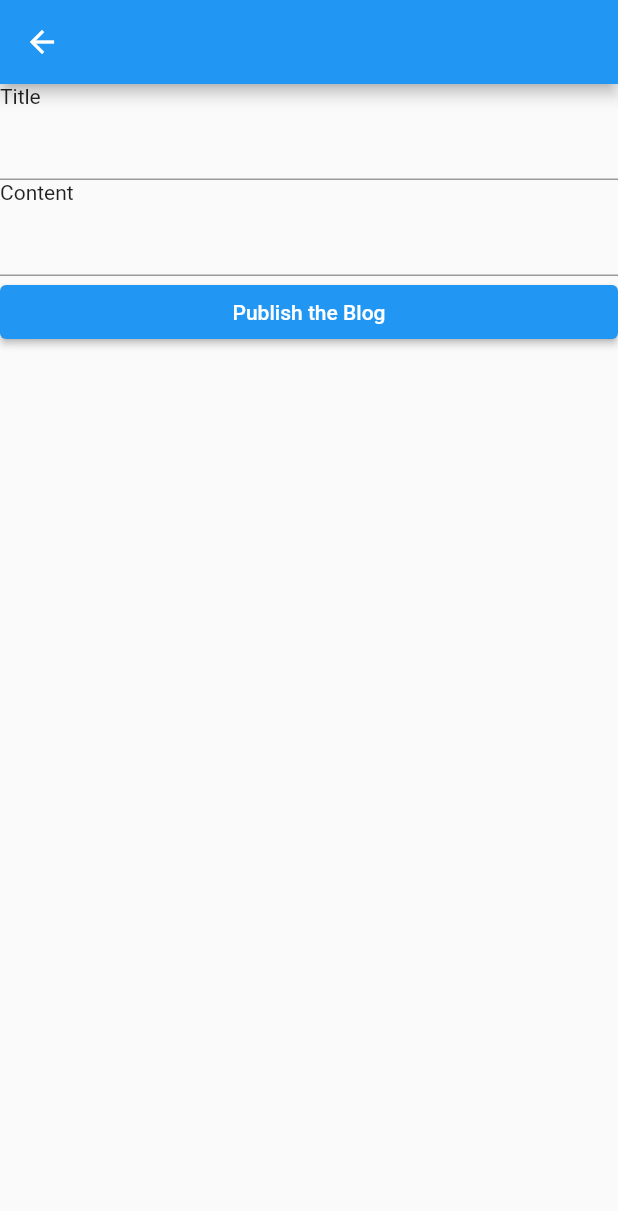
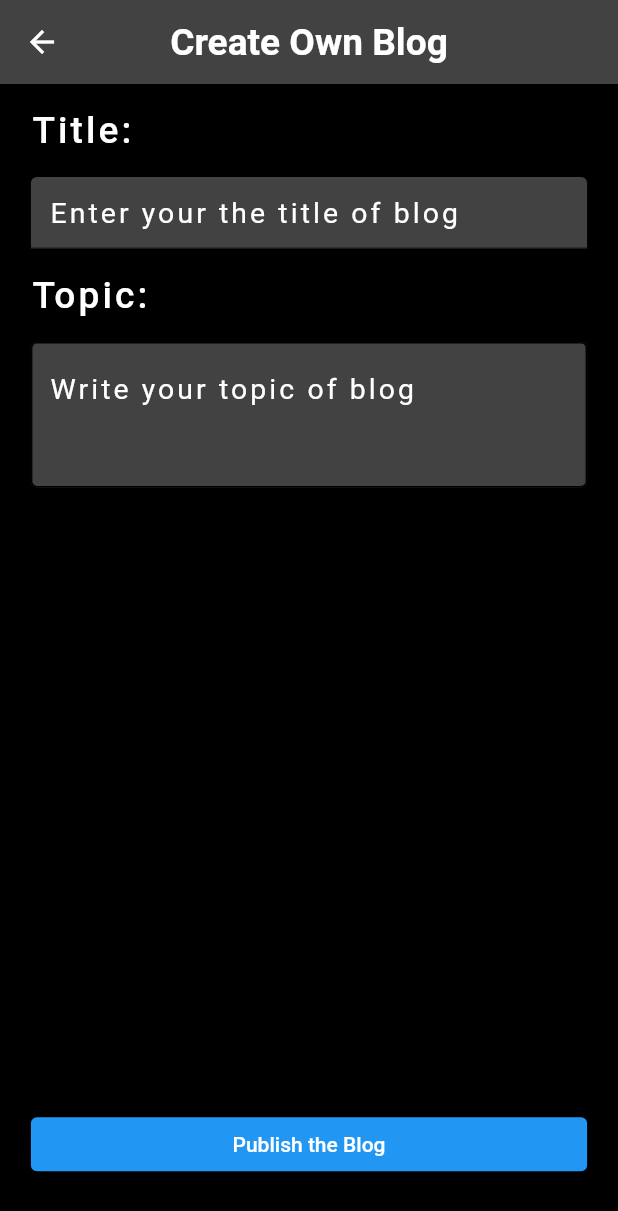
Before and after one commit to oakarakum/feuerbase_ex, a Flutter app: the BlogScreen screen opened by its route, on a phone screen of 412 x 824 dp. Shown: the top 1211 px of the screen. Run offline on Flutter 3.47's test engine with Material 2 defaults, Android fonts, the light colour scheme and no system bars; our stand-ins replace cloud_firestore, firebase_auth, firebase_core, get, responsive_sizer; accounts and stored records are empty.

Commit message:
blog screen tamamlandı

```diff
--- a/lib/modules/blog_writing.dart/blog_screen.dart
+++ b/lib/modules/blog_writing.dart/blog_screen.dart
@@ -3,6 +3,7 @@
 import 'package:feuerbase_ex/modules/blog_writing.dart/blog_controller.dart';
 import 'package:flutter/material.dart';
 import 'package:get/get.dart';
+import 'package:responsive_sizer/responsive_sizer.dart';
 
 import '../routes/app_pages.dart';
 
@@ -12,18 +13,94 @@ class BlogScreen extends GetView<BlogController> {
   @override
   Widget build(BuildContext context) {
     return Scaffold(
-      appBar: AppBar(),
-      body: Column(
+      resizeToAvoidBottomInset: false,
+      backgroundColor: Color(0xff000000),
+      appBar: AppBar(
+        backgroundColor: Color(0xff424242),
+        elevation: 0,
+        centerTitle: true,
+        title: Text(
+          "Create Own Blog",
+          style: TextStyle(
+              color: Color(0xfFFFFFFF),
+              fontSize: 3.h,
+              fontWeight: FontWeight.w600),
+        ),
+      ),
+      body: Padding(
+        padding: EdgeInsets.symmetric(horizontal: 5.w),
+        child: Column(
           mainAxisAlignment: MainAxisAlignment.start,
           crossAxisAlignment: CrossAxisAlignment.start,
           children: [
-          Text("Title"),
-          TextFormField(
+            Padding(
+              padding: EdgeInsets.only(top: 2.h),
+              child: Text(
+                "Title:",
+                style: TextStyle(
+                    color: Color(0xfFFFFFFF),
+                    fontSize: 3.h,
+                    letterSpacing: .5.w,
+                    fontWeight: FontWeight.w500),
+              ),
+            ),
+            Padding(
+              padding: EdgeInsets.only(top: 2.h),
+              child: TextFormField(
+                textAlignVertical: TextAlignVertical.top,
                 controller: controller.title,
+                style: TextStyle(color: Color(0xfFFFFFFF), letterSpacing: .5.w),
+                decoration: InputDecoration(
+                    /* labelText: "Title", label text
+                    labelStyle: TextStyle(
+                        color: Color(0xfFFFFFFF),
+                        fontSize: 3.h,
+                        letterSpacing: .5.w,
+                        fontWeight: FontWeight.w500),
+                    alignLabelWithHint: true, */
+                    hintText: "Enter your the title of blog",
+                    hintStyle: TextStyle(
+                      color: Color(0xfFFFFFFF),
+                      fontSize: 2.3.h,
                     ),
-          Text("Content"),
-          TextFormField(
+                    filled: true,
+                    fillColor: Color(0xff424242)),
+              ),
+            ),
+            Padding(
+              padding: EdgeInsets.only(top: 2.h),
+              child: Text(
+                "Topic:",
+                style: TextStyle(
+                    color: Color(0xfFFFFFFF),
+                    fontSize: 3.h,
+                    letterSpacing: .5.w,
+                    fontWeight: FontWeight.w500),
+              ),
+            ),
+            Padding(
+              padding: EdgeInsets.only(top: 2.h),
+              child: SizedBox(
+                height: 62.h,
+                width: 100.w,
+                child: TextFormField(
                   controller: controller.topic,
+                  style:
+                      TextStyle(color: Color(0xfFFFFFFF), letterSpacing: .5.w),
+                  maxLines: 45,
+                  minLines: 3,
+                  decoration: InputDecoration(
+                      hintText: "Write your topic of blog",
+                      hintStyle: TextStyle(
+                        color: Color(0xfFFFFFFF),
+                        fontSize: 2.3.h,
+                      ),
+                      filled: true,
+                      fillColor: Color(0xff424242),
+                      focusedBorder: OutlineInputBorder(),
+                      enabledBorder: OutlineInputBorder()),
+                ),
+              ),
             ),
             ElevatedButton(
                 onPressed: () {
@@ -36,6 +113,7 @@ class BlogScreen extends GetView<BlogController> {
                 ))
           ],
         ),
+      ),
     );
   }
 }
--- a/lib/modules/splash/splash_screen.dart
+++ b/lib/modules/splash/splash_screen.dart
@@ -1,7 +1,7 @@
+// ignore_for_file: prefer_const_constructors
+
 import 'package:feuerbase_ex/modules/splash/splash_controller.dart';
 import 'package:flutter/material.dart';
-import 'package:flutter/src/widgets/container.dart';
-import 'package:flutter/src/widgets/framework.dart';
 import 'package:get/get.dart';
 import 'package:responsive_sizer/responsive_sizer.dart';
 
@@ -11,11 +11,20 @@ class SplashScreen extends GetView<SplashController> {
   @override
   Widget build(BuildContext context) {
     return Scaffold(
-      body: SizedBox(
+      backgroundColor: Colors.black,
+      body: Container(
         height: 100.h,
         width: 100.w,
         child: Center(
-          child: Image.asset("assets/firebase_logo.png"),
+          child: Container(
+            height: 35.h,
+            width: 80.w,
+            decoration: BoxDecoration(shape: BoxShape.circle),
+            child: Image.asset(
+              "assets/firebase_logo.png",
+              fit: BoxFit.contain,
+            ),
+          ),
         ),
       ),
     );
--- a/lib/shared/services/firestore_service.dart
+++ b/lib/shared/services/firestore_service.dart
@@ -1,7 +1,4 @@
 import 'package:cloud_firestore/cloud_firestore.dart';
-import 'package:feuerbase_ex/modules/blog_writing.dart/blog_controller.dart';
-import 'package:firebase_core/firebase_core.dart';
-import 'package:flutter/cupertino.dart';
 import 'package:get/get.dart';
 
 class FireStoreService extends GetxService {
@@ -12,7 +9,6 @@ class FireStoreService extends GetxService {
   //Veri ekleme
   addBlog(title, topic) async {
     Map<String, dynamic> blogValue = {"Title": title, "Topic": topic};
-
     FirebaseFirestore.instance.collection("blog").add(blogValue);
     // 2. yöntem
 /*     CollectionReference collectionReference =
```
Lines whose indentation alone changed are shown as unchanged.
